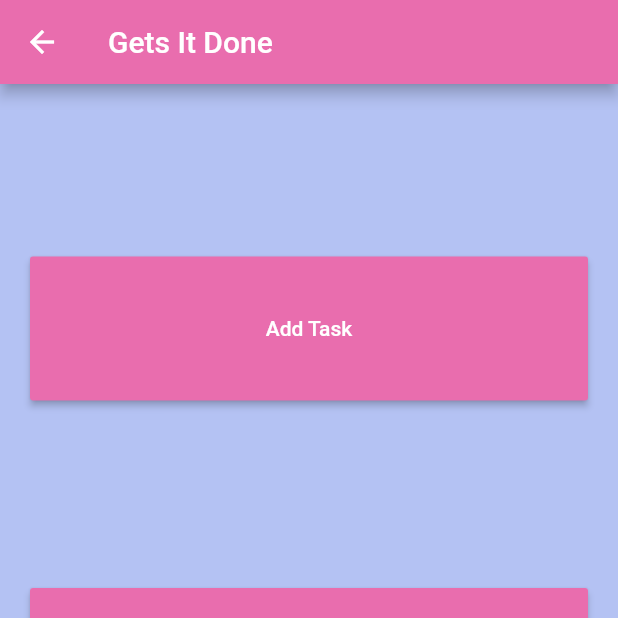
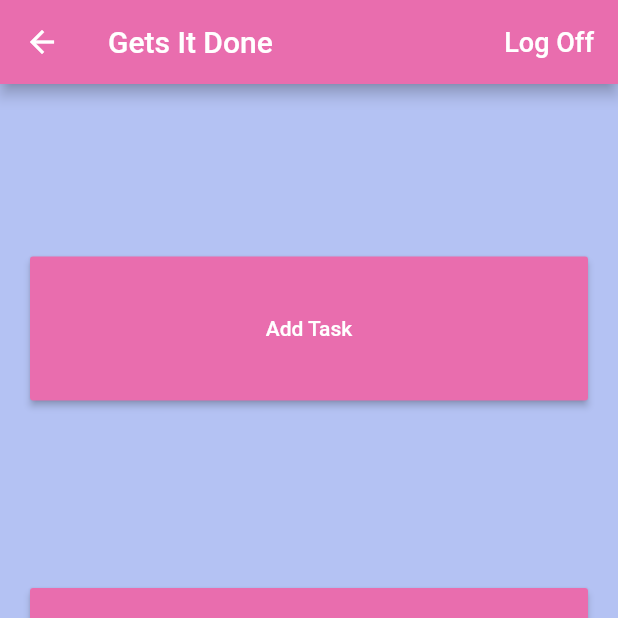
Before and after one commit to Gets-ItDone/gets-it-done-client, a Flutter app: the Home screen opened directly, on a phone screen of 412 x 824 dp, the top half of it. Run offline on Flutter 3.47's test engine with Material 2 defaults, Android fonts, the light colour scheme and no system bars; our stand-ins replace firebase_auth; accounts and stored records are empty; statements that could not run were skipped.

Commit message:
Add logoff button and invoke logOffUser when pressed.

```diff
--- a/lib/screens/home/home.dart
+++ b/lib/screens/home/home.dart
@@ -1,4 +1,5 @@
 import 'package:flutter/material.dart';
+import 'package:gets_it_done/services/auth.dart';
 
 class Home extends StatelessWidget {
   final bgColor = const Color(0xFFb4c2f3);
@@ -7,10 +8,24 @@ class Home extends StatelessWidget {
 
   @override
   Widget build(BuildContext context) {
+    final AuthService _auth = AuthService();
+
     return Scaffold(
         appBar: AppBar(
           title: Text('Gets It Done'),
           backgroundColor: altBgColor,
+          actions: <Widget>[
+            FlatButton(
+              child: Text(
+                'Log Off',
+                style: TextStyle(color: textColor, fontSize: 18.0),
+              ),
+              onPressed: () async {
+                print('Sign out');
+                await _auth.logOffUser();
+              },
+            )
+          ],
         ),
         body: Container(
             color: bgColor,
```
